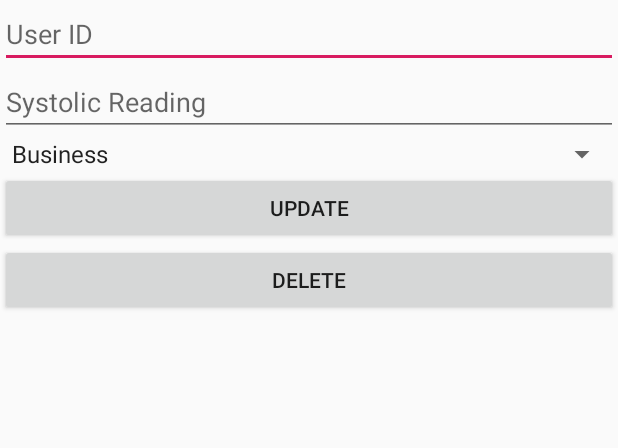
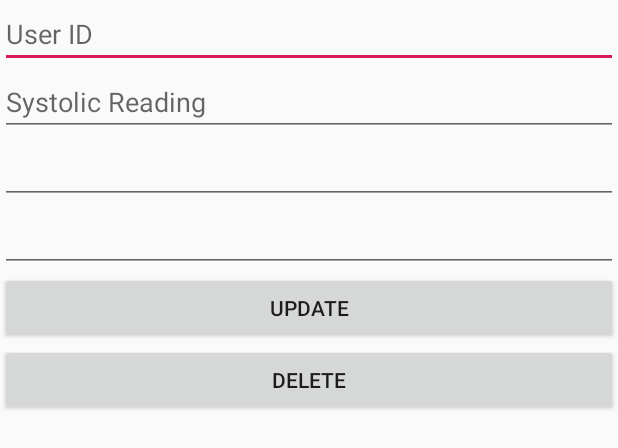
Before and after one commit to lastgitforlife/Android_Assignment_2, an Android app: the layout update_dialoge.xml on its own in the app's theme, with its tools: preview values and no code run, on a phone screen of 412 x 824 dp. Shown: the top 448 px of the screen. Run offline under Robolectric (Android 15) with nearby library versions, the phone set to English and light mode, and no system bars.

```diff
--- a/app/src/main/res/layout/update_dialoge.xml
+++ b/app/src/main/res/layout/update_dialoge.xml
@@ -6,7 +6,7 @@
     android:layout_height="match_parent">
 
     <EditText
-        android:id="@+id/editTextFirstName"
+        android:id="@+id/editTextSystolic"
         android:layout_width="match_parent"
         android:layout_height="wrap_content"
         android:ems="10"
@@ -14,18 +14,26 @@
         android:inputType="textPersonName" />
 
     <EditText
-        android:id="@+id/editTextLastName"
+        android:id="@+id/editTextDiastolic"
         android:layout_width="match_parent"
         android:layout_height="wrap_content"
         android:ems="10"
         android:hint="@string/hintSystolic"
         android:inputType="textPersonName" />
 
-    <Spinner
-        android:id="@+id/spinnerSchool"
+    <EditText
+        android:id="@+id/editTextDate"
         android:layout_width="match_parent"
         android:layout_height="wrap_content"
-        android:entries="@array/schools" />
+        android:ems="10"
+        android:inputType="date" />
+
+    <EditText
+        android:id="@+id/editTextTime"
+        android:layout_width="match_parent"
+        android:layout_height="wrap_content"
+        android:ems="10"
+        android:inputType="time" />
 
     <Button
         android:id="@+id/btnUpdate"
```
Also changed, not shown: app/src/main/java/com/example/assignment_2/MainActivity.java (+16 -4 lines).
